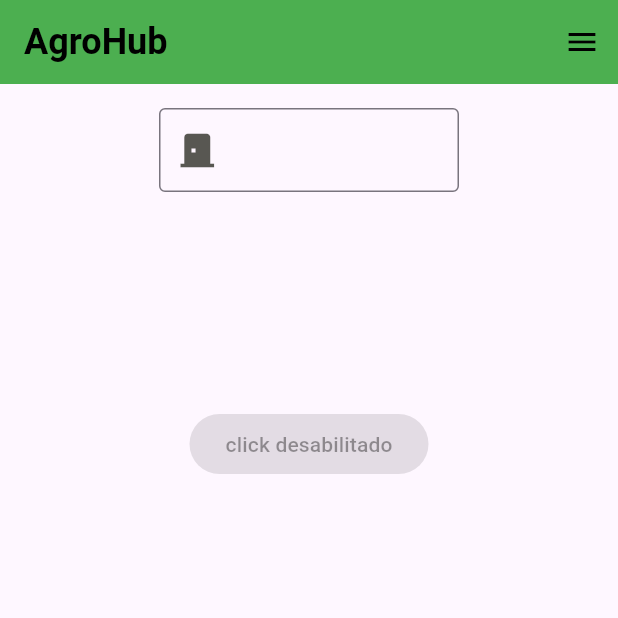
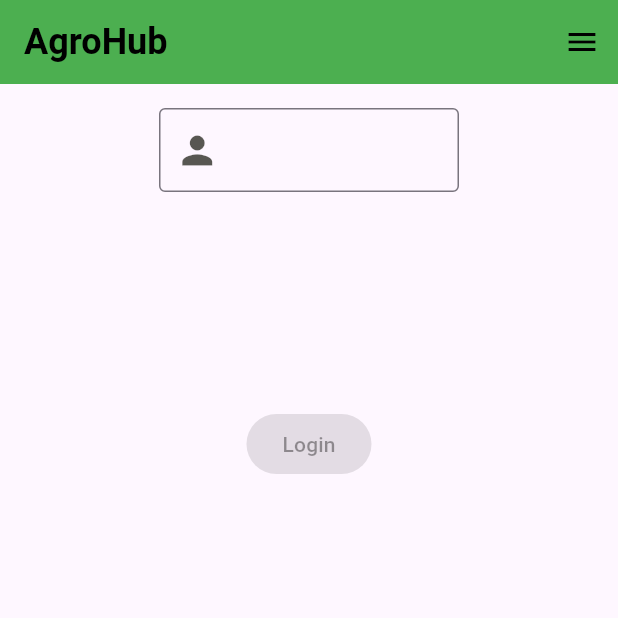
Before and after one commit to davs22/Agrohub_frontend, a Flutter app: the screen it shows after launch, on a phone screen of 412 x 824 dp, the top half of it. Run offline on Flutter 3.47's test engine with Material 3 defaults, Android fonts, the phone set to English and light mode, and no system bars.

Commit message:
Feat: tela login de adm

```diff
--- /dev/null
+++ b/agrohub_app/lib/features/login/presentation/pages/login_adm_screen.dart
@@ -0,0 +1,70 @@
+import 'package:agrohub_app/shared/widgets/app_bar.dart';
+import 'package:agrohub_app/shared/widgets/button.dart';
+import 'package:agrohub_app/shared/widgets/drawer_menu.dart';
+import 'package:agrohub_app/shared/widgets/input.dart';
+import 'package:flutter/material.dart';
+
+
+class LoginAdmScreen extends StatefulWidget {
+  const LoginAdmScreen({super.key});
+
+  @override
+  State<LoginAdmScreen> createState() => _LoginAdmScreenState();
+}
+
+class _LoginAdmScreenState extends State<LoginAdmScreen> {
+  @override
+  Widget build(BuildContext context) {
+    return Scaffold(
+      appBar: AppBarComponent(
+        title: 'AgroHub',
+        automaticallyImplyLeading: false,
+        actions: [
+          Builder(
+            builder: (context) => IconButton(
+              onPressed: () => Scaffold.of(context).openEndDrawer(),
+              icon: const Icon(Icons.menu),
+            ),
+          ),
+        ],
+      ),
+      endDrawer: DrawerMenuComponent(
+        headerTitle: 'Adiministrador',
+        items: [
+          DrawerItem(
+            title: 'Inicio',
+            icon: Icons.home,
+            onTap: () => debugPrint('Navegar para Inicio'),
+          ),
+          DrawerItem(
+            title: 'Configuracoes',
+            icon: Icons.settings,
+            onTap: () => debugPrint('Navegar para Configuracoes'),
+          ),
+          DrawerItem(
+            title: 'Operador',
+            icon: Icons.person,
+            onTap: () => debugPrint('Fazer Login como Operador'),
+          ),
+        ],
+      ),
+
+      body: const Center(
+        child: Padding(
+          padding: EdgeInsets.all(16.0),
+          child: Column(
+            children: [
+              InputComponent(
+                emoji: Icons.person,
+                width: 200,
+                height: 200,
+                hint: 'Digite sua senha',
+              ),
+              ButtonComponent(label: 'Login'),
+            ],
+          ),
+        ),
+      ),
+    );
+  }
+}
--- a/agrohub_app/lib/main.dart
+++ b/agrohub_app/lib/main.dart
@@ -1,6 +1,6 @@
 import 'package:flutter/material.dart';
 
-import 'features/home/presentation/pages/home_screen.dart';
+import 'features/login/presentation/pages/login_adm_screen.dart';
 
 void main() {
   runApp(const MyApp());
@@ -12,7 +12,7 @@ class MyApp extends StatelessWidget {
   @override
   Widget build(BuildContext context) {
     return const MaterialApp(
-      home: HomeScreen(),
+      home: LoginAdmScreen(),
     );
   }
 }
```
Also changed, not shown: agrohub_app/pubspec.yaml (+6 -3 lines).
